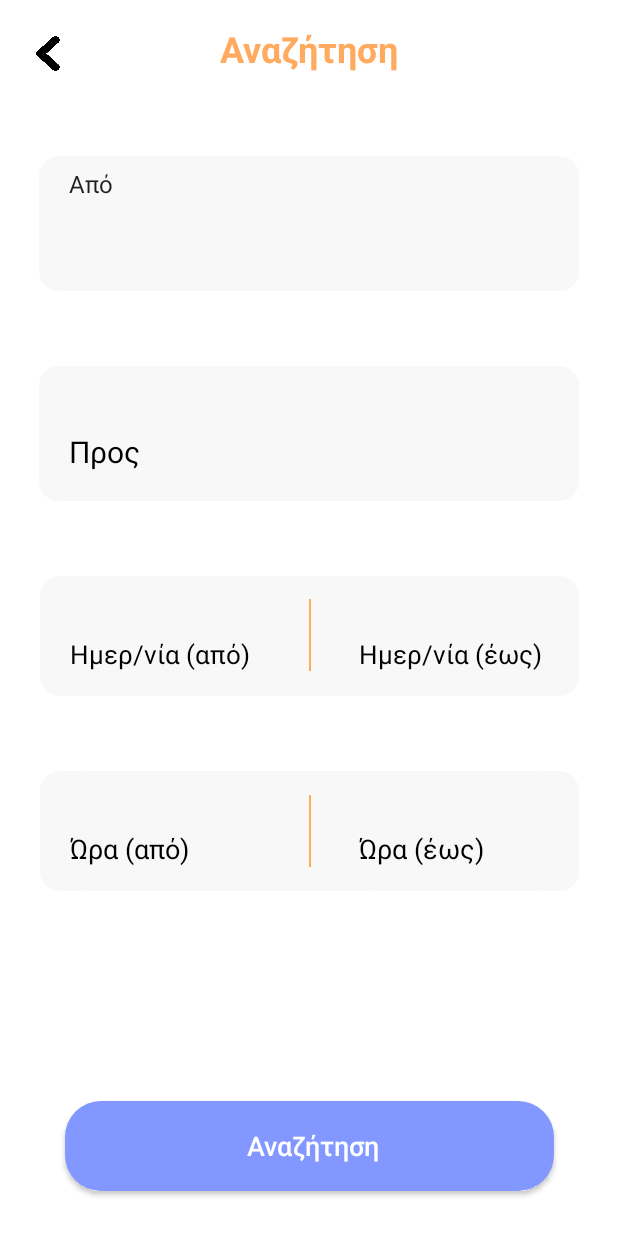
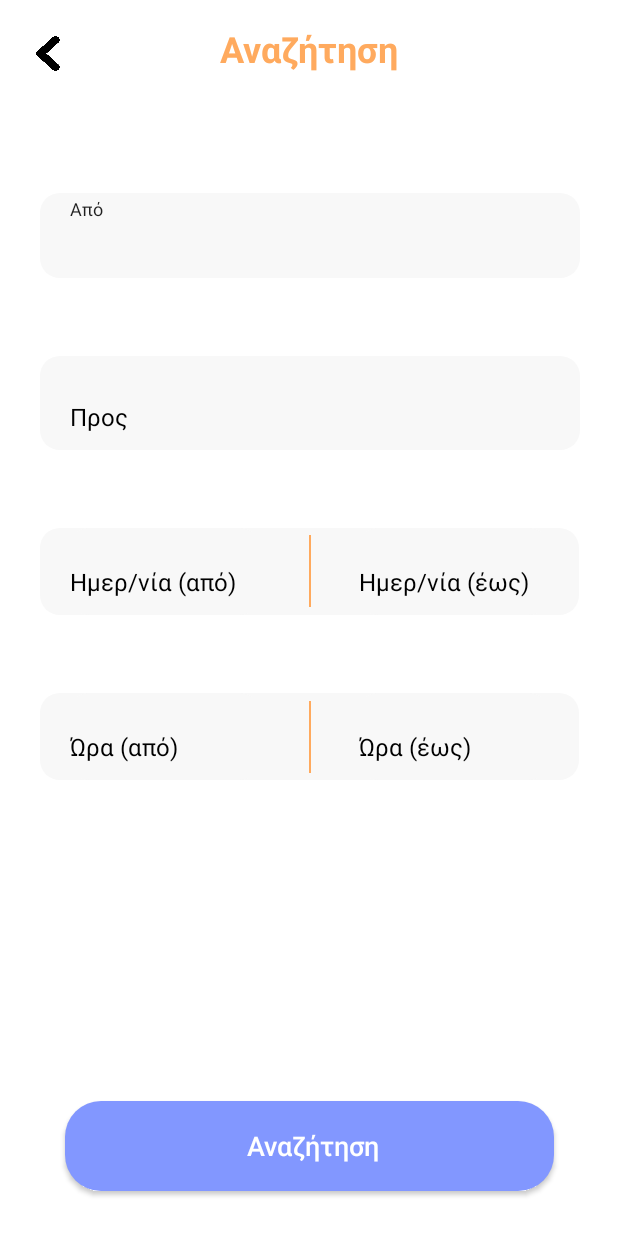
Before and after one commit to ChrissSav/FellowTraveller, an Android app: the SearchOfferActivity screen opened directly, with no data from a screen before it, on a phone screen of 412 x 824 dp. Run offline under Robolectric (Android 15) with nearby library versions, the phone set to English and light mode, and no system bars.

Commit message:
Update NewOffer and SearchOffer layout

```diff
--- a/app/src/main/res/layout/activity_search_offer.xml
+++ b/app/src/main/res/layout/activity_search_offer.xml
@@ -31,67 +31,40 @@
         app:layout_constraintStart_toStartOf="parent"
         app:layout_constraintTop_toTopOf="parent" />
 
+
     <com.google.android.material.textfield.TextInputLayout
         android:id="@+id/search_offer_editText_from"
         android:layout_width="wrap_content"
         android:layout_height="wrap_content"
-        android:layout_marginTop="55dp"
+        android:layout_marginTop="80dp"
+        android:background="@drawable/textview_search_add_offer"
+        android:paddingTop="4dp"
         android:textColorHint="#000"
-        android:background="@drawable/textview_search_add_offer"
-        android:paddingTop="10dp"
         app:hintTextAppearance="@style/CustomTextAppearance"
         app:layout_constraintEnd_toEndOf="parent"
+        app:layout_constraintHorizontal_bias="0.509"
         app:layout_constraintStart_toStartOf="parent"
         app:layout_constraintTop_toBottomOf="@+id/search_offer_textView_header">
 
         <com.google.android.material.textfield.TextInputEditText
             android:layout_width="360dp"
-            android:layout_height="65dp"
+            android:layout_height="42dp"
             android:background="@null"
             android:hint="Από"
             android:inputType="text"
             android:paddingLeft="20dp"
             android:textColor="#817F7F"
             android:textColorHint="#000"
-            android:textSize="20dp"
+            android:textSize="16dp"
             tools:layout_editor_absoluteX="30dp"
             tools:layout_editor_absoluteY="85dp" />
     </com.google.android.material.textfield.TextInputLayout>
 
-
-    <com.google.android.material.textfield.TextInputLayout
-        android:id="@+id/search_offer_editText_to"
-        android:layout_width="wrap_content"
-        android:layout_height="wrap_content"
-        android:layout_marginTop="50dp"
-        android:textColorHint="#000"
-        android:background="@drawable/textview_search_add_offer"
-        android:paddingTop="10dp"
-        app:hintTextAppearance="@style/CustomTextAppearance"
-        app:layout_constraintEnd_toEndOf="parent"
-        app:layout_constraintStart_toStartOf="parent"
-        app:layout_constraintTop_toBottomOf="@+id/search_offer_editText_from">
-
-        <com.google.android.material.textfield.TextInputEditText
-            android:layout_width="360dp"
-            android:layout_height="65dp"
-            android:background="@null"
-            android:hint="Προς"
-            android:inputType="text"
-            android:paddingLeft="20dp"
-            android:textColor="#817F7F"
-            android:textColorHint="#000"
-            android:textSize="20dp"
-            tools:layout_editor_absoluteX="241dp"
-            tools:layout_editor_absoluteY="85dp" />
-    </com.google.android.material.textfield.TextInputLayout>
-
-
     <androidx.constraintlayout.widget.ConstraintLayout
         android:id="@+id/constraintLayout2"
         android:layout_width="359dp"
-        android:layout_height="80dp"
-        android:layout_marginTop="50dp"
+        android:layout_height="wrap_content"
+        android:layout_marginTop="52dp"
         android:background="@drawable/textview_search_add_offer"
         app:layout_constraintEnd_toEndOf="parent"
         app:layout_constraintStart_toStartOf="parent"
@@ -114,14 +87,14 @@
 
             <com.google.android.material.textfield.TextInputEditText
                 android:layout_width="126dp"
-                android:layout_height="65dp"
+                android:layout_height="42dp"
                 android:background="@null"
                 android:backgroundTint="#FFC088"
                 android:hint="Ημερ/νία (από)"
                 android:inputType="date"
                 android:textColor="#817F7F"
                 android:textColorHint="#FFC088"
-                android:textSize="17dp"
+                android:textSize="16dp"
                 tools:layout_editor_absoluteX="46dp"
                 tools:layout_editor_absoluteY="446dp" />
         </com.google.android.material.textfield.TextInputLayout>
@@ -142,14 +115,14 @@
 
             <com.google.android.material.textfield.TextInputEditText
                 android:layout_width="126dp"
-                android:layout_height="65dp"
+                android:layout_height="42dp"
                 android:background="@null"
                 android:backgroundTint="#FFC088"
                 android:hint="Ημερ/νία (έως)"
                 android:inputType="date"
                 android:textColor="#817F7F"
                 android:textColorHint="#FFC088"
-                android:textSize="17dp"
+                android:textSize="16dp"
                 tools:layout_editor_absoluteX="170dp"
                 tools:layout_editor_absoluteY="4dp" />
         </com.google.android.material.textfield.TextInputLayout>
@@ -168,12 +141,10 @@
 
     </androidx.constraintlayout.widget.ConstraintLayout>
 
-
-
     <androidx.constraintlayout.widget.ConstraintLayout
         android:layout_width="359dp"
-        android:layout_height="80dp"
-        android:layout_marginTop="50dp"
+        android:layout_height="wrap_content"
+        android:layout_marginTop="52dp"
         android:background="@drawable/textview_search_add_offer"
         app:layout_constraintEnd_toEndOf="parent"
         app:layout_constraintStart_toStartOf="parent"
@@ -194,14 +165,14 @@
 
             <com.google.android.material.textfield.TextInputEditText
                 android:layout_width="126dp"
-                android:layout_height="65dp"
+                android:layout_height="42dp"
                 android:background="@null"
                 android:backgroundTint="#FFC088"
                 android:hint="Ώρα (έως)"
                 android:inputType="time"
                 android:textColor="#817F7F"
                 android:textColorHint="#FFC088"
-                android:textSize="18dp"
+                android:textSize="16dp"
                 tools:layout_editor_absoluteX="253dp"
                 tools:layout_editor_absoluteY="446dp" />
         </com.google.android.material.textfield.TextInputLayout>
@@ -221,14 +192,14 @@
 
             <com.google.android.material.textfield.TextInputEditText
                 android:layout_width="126dp"
-                android:layout_height="65dp"
+                android:layout_height="42dp"
                 android:background="@null"
                 android:backgroundTint="#FFC088"
                 android:hint="Ώρα (από)"
                 android:inputType="time"
                 android:textColor="#817F7F"
                 android:textColorHint="#FFC088"
-                android:textSize="18dp"
+                android:textSize="16dp"
                 tools:layout_editor_absoluteX="46dp"
                 tools:layout_editor_absoluteY="446dp" />
         </com.google.android.material.textfield.TextInputLayout>
@@ -243,6 +214,36 @@
             app:layout_constraintStart_toStartOf="parent"
             app:layout_constraintTop_toTopOf="@+id/search_offer_editText_time_from" />
     </androidx.constraintlayout.widget.ConstraintLayout>
+
+    <com.google.android.material.textfield.TextInputLayout
+        android:id="@+id/search_offer_editText_to"
+        android:layout_width="wrap_content"
+        android:layout_height="wrap_content"
+        android:layout_marginTop="52dp"
+        android:background="@drawable/textview_search_add_offer"
+        android:paddingTop="10dp"
+        android:textColorHint="#000"
+        app:hintTextAppearance="@style/CustomTextAppearance"
+        app:layout_constraintEnd_toEndOf="parent"
+        app:layout_constraintHorizontal_bias="0.509"
+        app:layout_constraintStart_toStartOf="parent"
+        app:layout_constraintTop_toBottomOf="@+id/search_offer_editText_from">
+
+        <com.google.android.material.textfield.TextInputEditText
+            android:layout_width="360dp"
+            android:layout_height="42dp"
+            android:background="@null"
+            android:hint="Προς"
+            android:inputType="text"
+            android:paddingLeft="20dp"
+            android:textColor="#817F7F"
+            android:textColorHint="#000"
+            android:textSize="16dp"
+            tools:layout_editor_absoluteX="26dp"
+            tools:layout_editor_absoluteY="260dp" />
+    </com.google.android.material.textfield.TextInputLayout>
+
+
     <Button
         android:id="@+id/new_offer_button_next"
         android:layout_width="326dp"
--- a/app/src/main/res/values/styles.xml
+++ b/app/src/main/res/values/styles.xml
@@ -19,7 +19,7 @@
 
     <style name="CustomTextAppearance" parent="TextAppearance.AppCompat">
         <item name="android:textColorHint">#171717</item>
-        <item name="android:textSize">16dp</item>
+        <item name="android:textSize">12dp</item>
         <!-- Label color in TRUE state and bar color FALSE and TRUE State -->
         <item name="colorAccent">#171717</item>
         <item name="colorControlNormal">#171717</item>
```
Also changed, not shown: app/src/main/res/layout/activity_new_offer.xml (+19 -19 lines).
